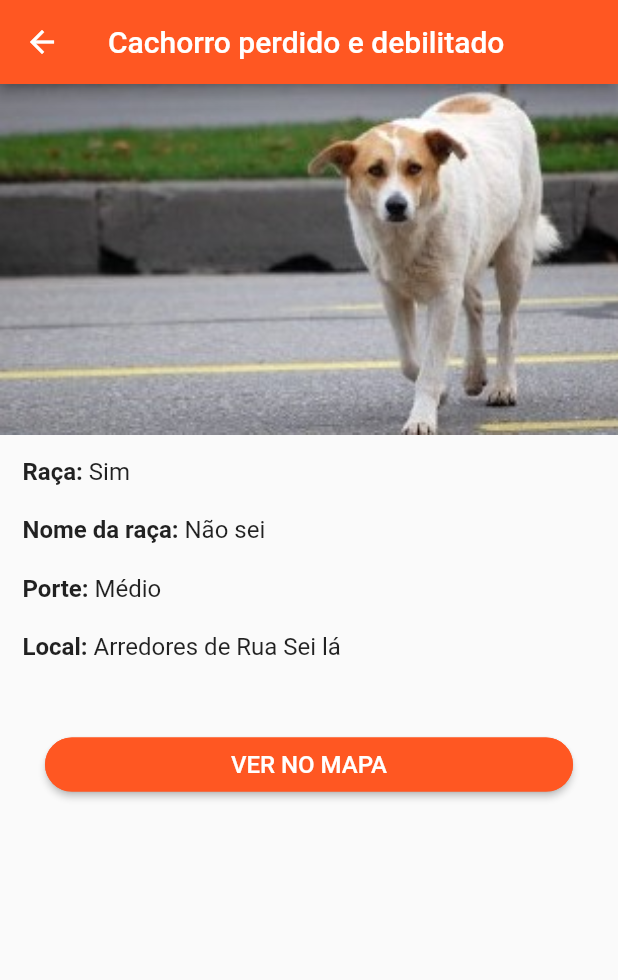
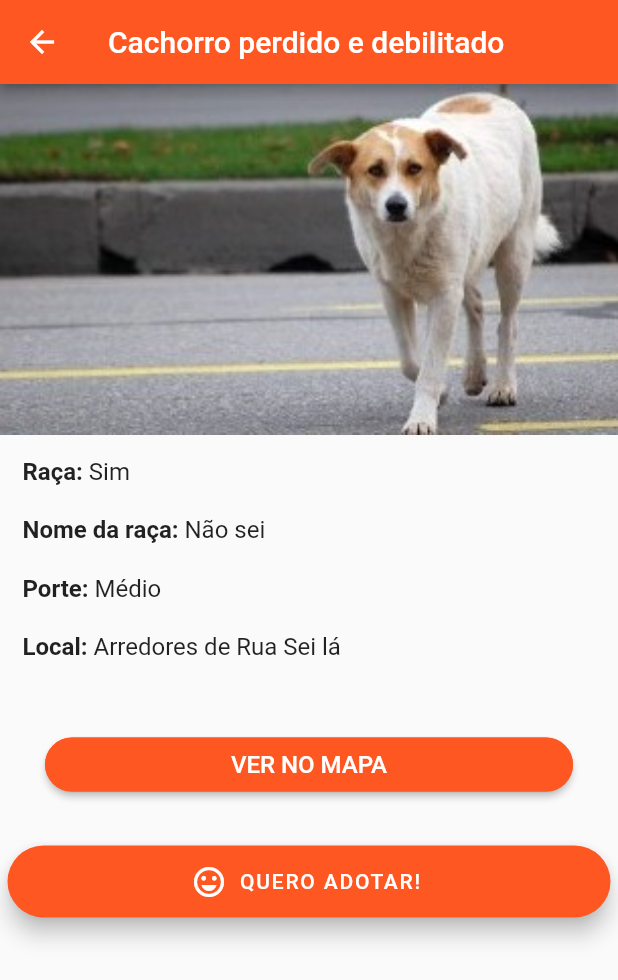
Before and after one commit to igornnt/Computacao-ubiqua, a Flutter app: the TelaDetails screen opened directly, on a phone screen of 412 x 824 dp. Shown: the top 980 px of the screen. Run offline on Flutter 3.47's test engine with Material 2 defaults, Android fonts, the phone set to English and light mode, and no system bars.

Commit message:
Update DetalhesView.dart
Adicionado botão de adotar pet

```diff
--- a/lib/View/DetalhesView.dart
+++ b/lib/View/DetalhesView.dart
@@ -75,9 +75,24 @@ class _TelaDetailsState extends State<TelaDetails> {
                     },
                   ),
            ),
-         )
+         ),
+
+      Padding(
+        padding: const EdgeInsets.fromLTRB(5, 0, 5, 0),
+        child: FloatingActionButton.extended(
+            onPressed: () {},
+            label: Text('QUERO ADOTAR!'),
+            icon: Icon(Icons.sentiment_very_satisfied),
+            backgroundColor: Colors.deepOrange,
+          ),
+        ),
+
             ]
+
           )
+
       );
+
     }
+
 }
```
